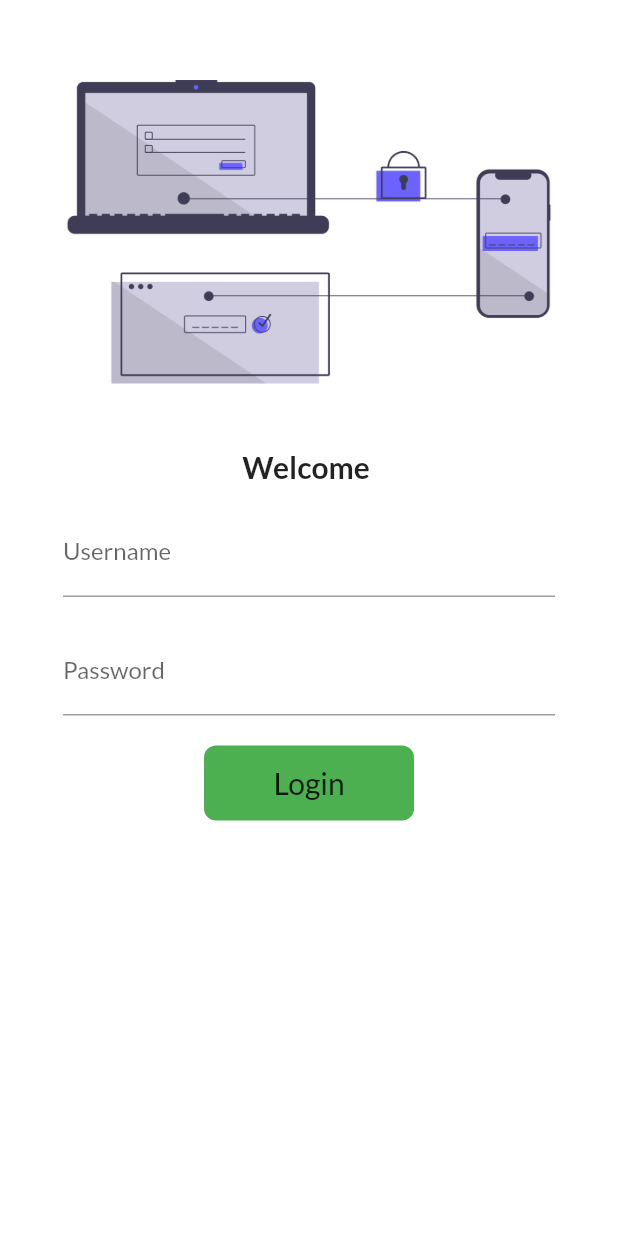
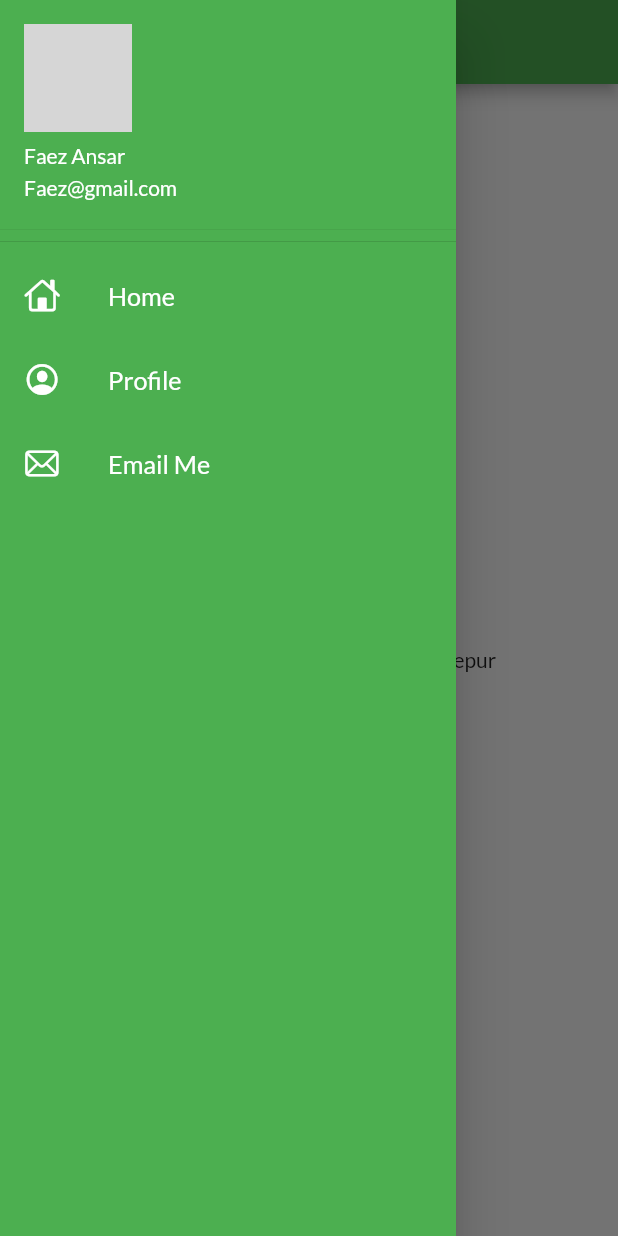
Before and after one commit to FaezAnsar/FirstCatalogApp, a Flutter app: the screen it shows after launch, with the side drawer open (before the commit the screen has no drawer), on a phone screen of 412 x 824 dp. Run offline on Flutter 3.47's test engine with Material 2 defaults, Android fonts, the phone set to English and light mode, and no system bars; our stand-ins replace google_fonts; network calls fail; grey boxes are pictures that could not be loaded.

Commit message:
Day 9 completed

```diff
--- a/lib/main.dart
+++ b/lib/main.dart
@@ -26,7 +26,7 @@ class FirstApp extends StatelessWidget
       darkTheme: ThemeData(
         brightness: Brightness.dark,
       ),
-      initialRoute: "/",
+      initialRoute: MyRoutes.homeRoute,
       routes:{
         "/":(context)=>LoginPage(),
         MyRoutes.homeRoute:(context)=>HomePage(),
--- a/lib/pages/home_pg.dart
+++ b/lib/pages/home_pg.dart
@@ -1,4 +1,5 @@
 import 'package:flutter/material.dart';
+import 'package:hindi_course/widgets/drawer.dart';
 
 
 class HomePage extends StatelessWidget {
@@ -18,7 +19,7 @@ class HomePage extends StatelessWidget {
         child: Text("Welcome to $days days of fluter by $name"),
         )
       ),
-      drawer: Drawer(),
+      drawer: MyDrawer(),
     );
   }
 }
--- a/lib/pages/loginPage.dart
+++ b/lib/pages/loginPage.dart
@@ -35,9 +35,10 @@ class _LoginPageState extends State<LoginPage> {
       });
       await Future.delayed(Duration(seconds: 1),);
       await Navigator.pushNamed(context, MyRoutes.homeRoute);
-      //sets state to false immediately after new screen is pushed sp when we return back to login screen the widgets are refreshed due to set state thus we seee changes then
+      //set state sets click to false immediately after new screen is pushed sp when we return back to login screen the widgets are refreshed due to set state thus we seee changes then
       setState(() {
         click = false;
+        name = '';
         _controller.text="";//empties username
         _controller2.text= "";// empties password
 
@@ -51,8 +52,6 @@ class _LoginPageState extends State<LoginPage> {
         child: Padding(
           padding: const EdgeInsets.all(10.0),
           child: SingleChildScrollView(
-            child: Form(
-              key: _formKey,
             child: Column(
               children: [
                 SizedBox(
@@ -70,6 +69,8 @@ class _LoginPageState extends State<LoginPage> {
                 Padding(
                   padding:
                       const EdgeInsets.symmetric(vertical: 16, horizontal: 32),
+                  child: Form(
+                    key: _formKey,
                     child: Column(
                       children: [
                         TextFormField(
@@ -155,9 +156,9 @@ class _LoginPageState extends State<LoginPage> {
                         // )
                       ],
                     ),
+                  ),
                 )
               ],
-              ),
             ),
           ),
         ));
--- /dev/null
+++ b/lib/widgets/drawer.dart
@@ -0,0 +1,56 @@
+import 'package:flutter/cupertino.dart';
+import 'package:flutter/material.dart';
+
+class MyDrawer extends StatelessWidget {
+
+  const MyDrawer({super.key});
+
+  @override
+  Widget build(BuildContext context) {
+    final url ='https://media.licdn.com/dms/image/D4D35AQGS0ZoB4cGSDQ/profile-framedphoto-shrink_100_100/0/1677648969740?e=1695448800&v=beta&t=nzn6uCjv7S6FkIYRWRxY6i7nKckwJp7Ga5gP5Pwrwq0';
+    return Drawer(
+      child: Container(
+        color: Colors.green,
+        child: ListView(
+
+          children: [
+
+          DrawerHeader(
+            padding:EdgeInsets.zero,
+            child: UserAccountsDrawerHeader(accountName:Text("Faez Ansar"),
+            accountEmail: Text("Faez@gmail.com"),
+            currentAccountPicture: CircleAvatar(
+              backgroundImage: NetworkImage(url),
+            ),),
+
+          ),
+          ListTile(
+            leading: Icon(
+              CupertinoIcons.home,color: Colors.white,),
+              title: Text("Home",
+              textScaleFactor: 1.2,
+              style:TextStyle(color: Colors.white) ,)
+
+          ),
+           ListTile(
+            leading: Icon(
+              CupertinoIcons.profile_circled,color: Colors.white,),
+              title: Text("Profile",
+              textScaleFactor: 1.2,
+              style:TextStyle(color: Colors.white) ,)
+
+          ),
+           ListTile(
+            leading: Icon(
+              CupertinoIcons.mail,color: Colors.white,),
+              title: Text("Email Me",
+              textScaleFactor: 1.2,
+              style:TextStyle(color: Colors.white) ,)
+
+          ),
+          ],
+        ),
+      ),
+    );
+  }
+}
```
Lines whose indentation alone changed are shown as unchanged.
